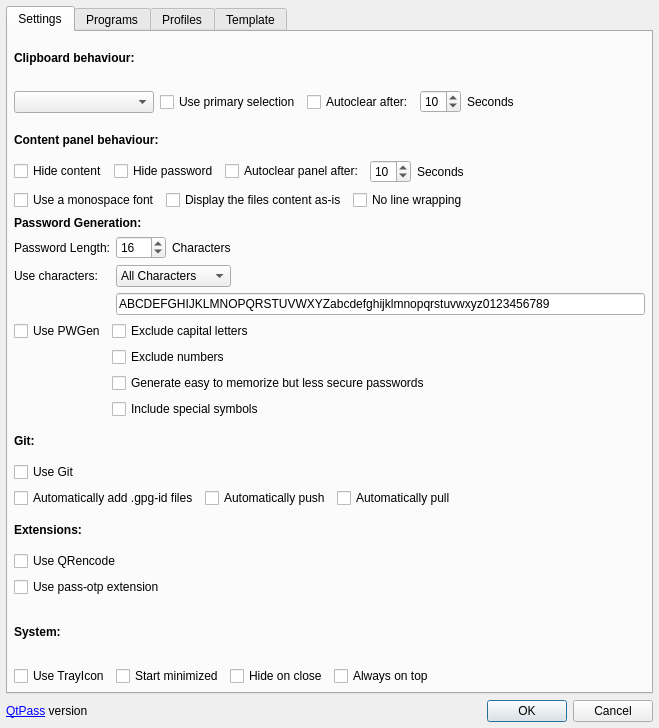
The window that src/configdialog.ui (IJHack/QtPass) describes before a commit, drawn with Qt 5.
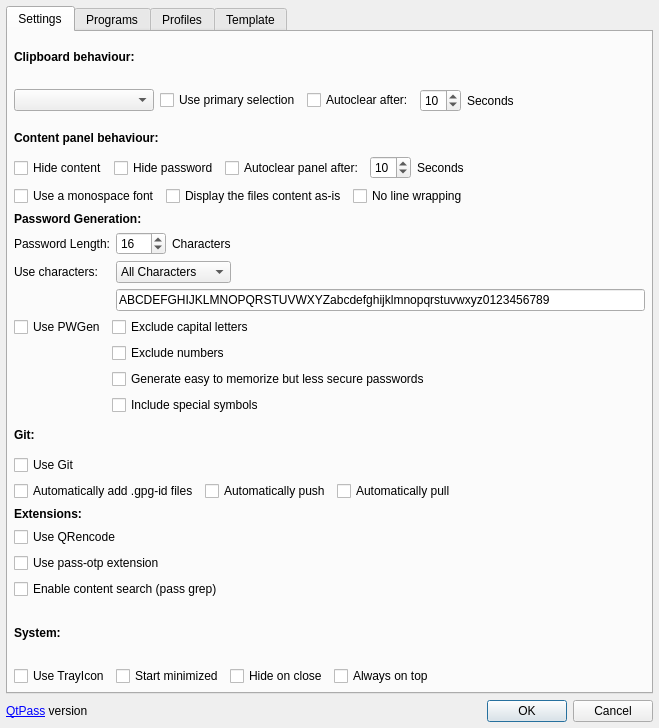
The same window after the commit. Icons and pictures are not drawn.

Commit message: feat: implement pass grep content search (#109) (#1037)

```diff
--- a/src/configdialog.ui
+++ b/src/configdialog.ui
@@ -584,6 +584,20 @@
            </item>
           </layout>
          </item>
+         <item>
+          <layout class="QHBoxLayout" name="horizontalLayoutUseGrep">
+           <item>
+            <widget class="QCheckBox" name="checkBoxUseGrepSearch">
+             <property name="text">
+              <string>Enable content search (pass grep)</string>
+             </property>
+             <property name="toolTip">
+              <string>Allow searching inside password file contents. Requires decrypting every file and can be slow on large stores.</string>
+             </property>
+            </widget>
+           </item>
+          </layout>
+         </item>
         </layout>
        </item>
        <item>
```
The commit also changes 18 other files.
